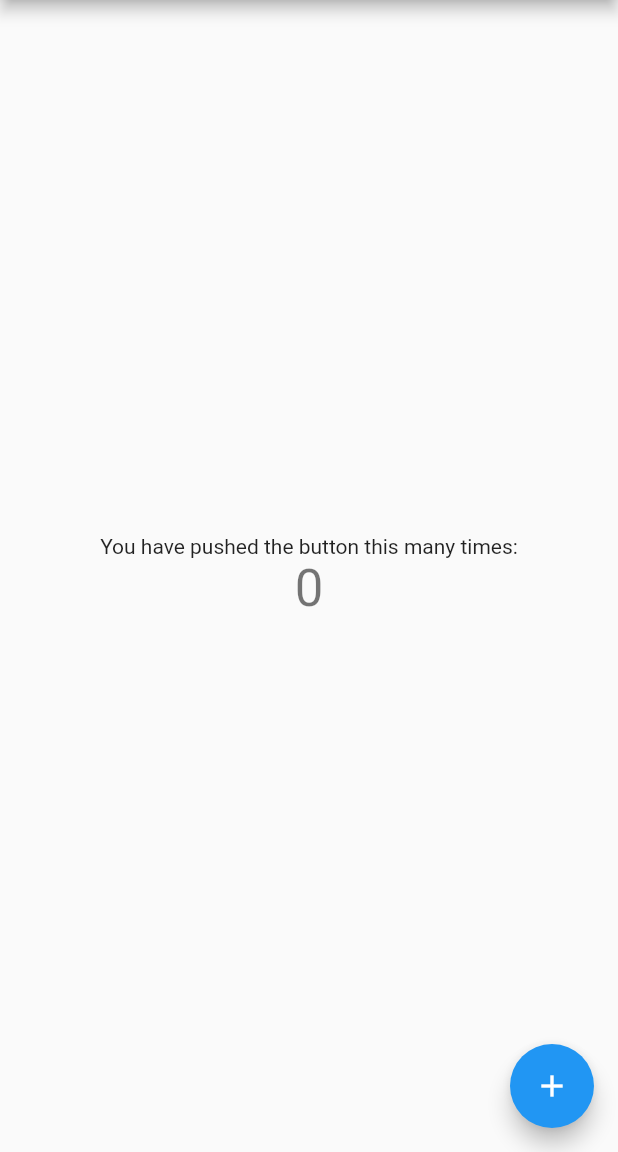
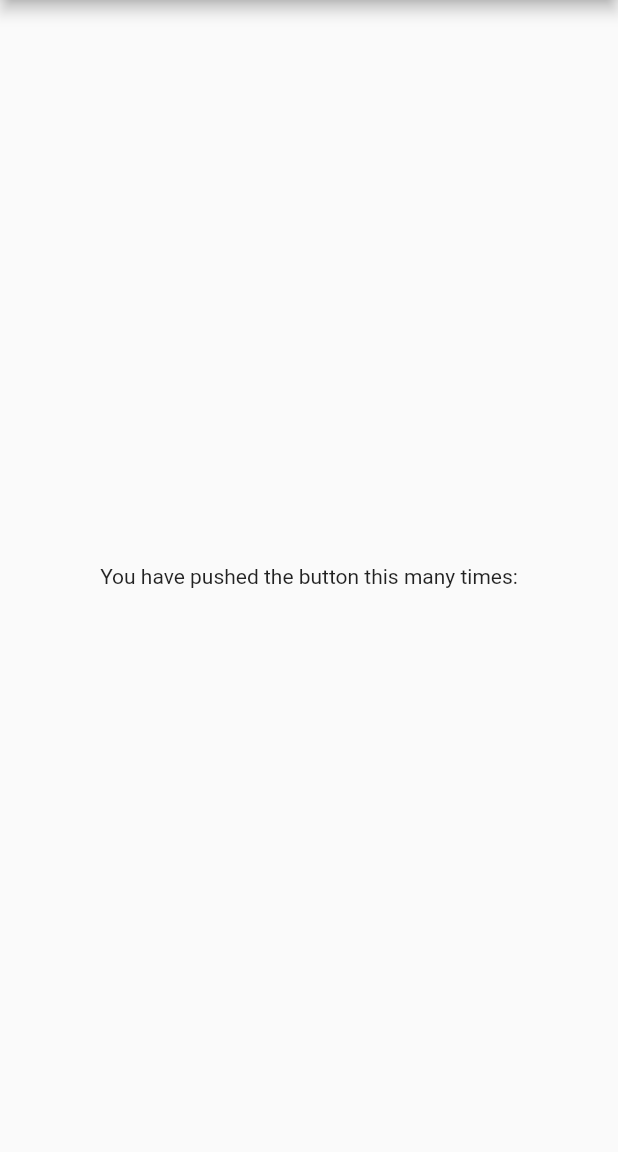
Before and after one commit to NSAnant/gin_demo, a Flutter app: the screen it shows after launch, on a phone screen of 412 x 824 dp, the part 84-1236 px from its top. Run offline on Flutter 3.47's test engine with Material 2 defaults, Android fonts, the phone set to English and light mode, and no system bars.

Commit message:
Code Cleanup

```diff
--- a/lib/main.dart
+++ b/lib/main.dart
@@ -1,4 +1,5 @@
 import 'package:flutter/material.dart';
+import 'package:gin_app/pages/home_page.dart';
 
 void main() => runApp(MyApp());
 
@@ -24,88 +25,3 @@ class MyApp extends StatelessWidget {
     );
   }
 }
-
-class MyHomePage extends StatefulWidget {
-  MyHomePage({Key key, this.title}) : super(key: key);
-
-  // This widget is the home page of your application. It is stateful, meaning
-  // that it has a State object (defined below) that contains fields that affect
-  // how it looks.
-
-  // This class is the configuration for the state. It holds the values (in this
-  // case the title) provided by the parent (in this case the App widget) and
-  // used by the build method of the State. Fields in a Widget subclass are
-  // always marked "final".
-
-  final String title;
-
-  @override
-  _MyHomePageState createState() => _MyHomePageState();
-}
-
-class _MyHomePageState extends State<MyHomePage> {
-  int _counter = 0;
-
-  void _incrementCounter() {
-    setState(() {
-      // This call to setState tells the Flutter framework that something has
-      // changed in this State, which causes it to rerun the build method below
-      // so that the display can reflect the updated values. If we changed
-      // _counter without calling setState(), then the build method would not be
-      // called again, and so nothing would appear to happen.
-      _counter++;
-    });
-  }
-
-  @override
-  Widget build(BuildContext context) {
-    // This method is rerun every time setState is called, for instance as done
-    // by the _incrementCounter method above.
-    //
-    // The Flutter framework has been optimized to make rerunning build methods
-    // fast, so that you can just rebuild anything that needs updating rather
-    // than having to individually change instances of widgets.
-    return Scaffold(
-      appBar: AppBar(
-        // Here we take the value from the MyHomePage object that was created by
-        // the App.build method, and use it to set our appbar title.
-        title: Text(widget.title),
-      ),
-      body: Center(
-        // Center is a layout widget. It takes a single child and positions it
-        // in the middle of the parent.
-        child: Column(
-          // Column is also a layout widget. It takes a list of children and
-          // arranges them vertically. By default, it sizes itself to fit its
-          // children horizontally, and tries to be as tall as its parent.
-          //
-          // Invoke "debug painting" (press "p" in the console, choose the
-          // "Toggle Debug Paint" action from the Flutter Inspector in Android
-          // Studio, or the "Toggle Debug Paint" command in Visual Studio Code)
-          // to see the wireframe for each widget.
-          //
-          // Column has various properties to control how it sizes itself and
-          // how it positions its children. Here we use mainAxisAlignment to
-          // center the children vertically; the main axis here is the vertical
-          // axis because Columns are vertical (the cross axis would be
-          // horizontal).
-          mainAxisAlignment: MainAxisAlignment.center,
-          children: <Widget>[
-            Text(
-              'You have pushed the button this many times:',
-            ),
-            Text(
-              '$_counter',
-              style: Theme.of(context).textTheme.display1,
-            ),
-          ],
-        ),
-      ),
-      floatingActionButton: FloatingActionButton(
-        onPressed: _incrementCounter,
-        tooltip: 'Increment',
-        child: Icon(Icons.add),
-      ), // This trailing comma makes auto-formatting nicer for build methods.
-    );
-  }
-}
--- /dev/null
+++ b/lib/pages/home_page.dart
@@ -0,0 +1,30 @@
+import 'package:flutter/material.dart';
+
+class MyHomePage extends StatefulWidget {
+  MyHomePage({Key key, this.title}) : super(key: key);
+  final String title;
+
+  @override
+  _MyHomePageState createState() => _MyHomePageState();
+}
+
+class _MyHomePageState extends State<MyHomePage> {
+  @override
+  Widget build(BuildContext context) {
+    return Scaffold(
+      appBar: AppBar(
+        title: Text(widget.title),
+      ),
+      body: Center(
+        child: Column(
+          mainAxisAlignment: MainAxisAlignment.center,
+          children: <Widget>[
+            Text(
+              'You have pushed the button this many times:',
+            ),
+          ],
+        ),
+      ),
+    );
+  }
+}
```
